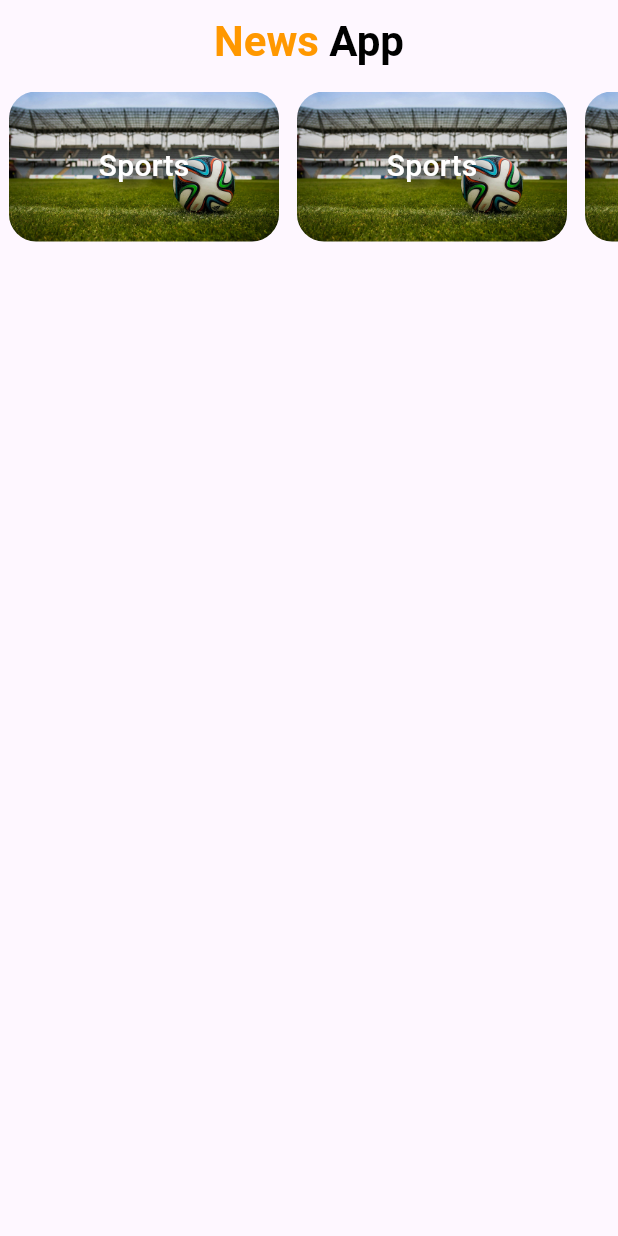
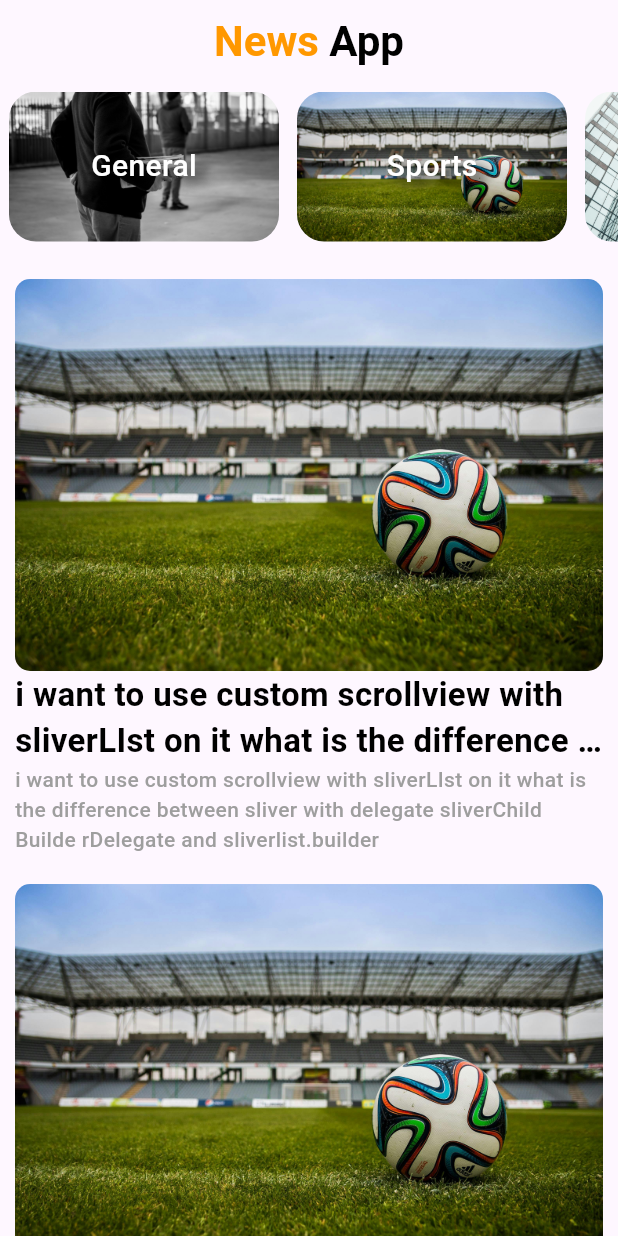
Before and after one commit to Aziz-Habbassi/NewsApp, a Flutter app: the screen it shows after launch, on a phone screen of 412 x 824 dp. Run offline on Flutter 3.47's test engine with Material 3 defaults, Android fonts, the light colour scheme and no system bars; our stand-ins replace dio.

Commit message:
finish categories + list of articles

```diff
--- a/lib/main.dart
+++ b/lib/main.dart
@@ -1,7 +1,9 @@
 import 'package:flutter/material.dart';
 import 'package:news_app/pages/home_page.dart';
+import 'package:news_app/services/getnews.dart';
 
 void main() {
+  Getnews().getnews;
   runApp(const NewsApp());
 }
 
--- /dev/null
+++ b/lib/models/categorie_model.dart
@@ -0,0 +1,5 @@
+class Categoriemodel {
+  final String name;
+  final String image;
+  Categoriemodel({required this.name, required this.image});
+}
--- a/lib/pages/home_page.dart
+++ b/lib/pages/home_page.dart
@@ -1,5 +1,7 @@
 import 'package:flutter/material.dart';
 import 'package:news_app/widgets/categories_list.dart';
+import 'package:news_app/widgets/newstile.dart';
+import 'package:news_app/widgets/newstile_list.dart';
 
 class HomePage extends StatelessWidget {
   const HomePage({super.key});
@@ -30,7 +32,13 @@ class HomePage extends StatelessWidget {
           ],
         ),
       ),
-      body: CategoriesList(),
+      body: CustomScrollView(
+        physics: BouncingScrollPhysics(),
+        slivers: [
+          SliverToBoxAdapter(child: CategoriesList()),
+          NewstileList(),
+        ],
+      ),
     );
   }
 }
--- /dev/null
+++ b/lib/services/get_categories.dart
@@ -0,0 +1,11 @@
+import 'package:news_app/models/categorie_model.dart';
+
+class GetCategories {
+  List<Categoriemodel> categoriesList = [
+    Categoriemodel(name: "General", image: "assets/images/general.jpg"),
+    Categoriemodel(name: "Sports", image: "assets/images/sports.jpg"),
+    Categoriemodel(name: "Business", image: "assets/images/business.jpg"),
+    Categoriemodel(name: "Technology", image: "assets/images/tech.jpg"),
+    Categoriemodel(name: "Science", image: "assets/images/sc.jpg"),
+  ];
+}
--- /dev/null
+++ b/lib/services/getnews.dart
@@ -0,0 +1,10 @@
+import 'package:dio/dio.dart';
+
+class Getnews {
+  Future<void> getnews() async {
+    final Response response = await Dio().get(
+      "https://newsapi.org/v2/everything?q=tunisia&apiKey=6b0adb76a67d4514a1708188bbdb7bd0",
+    );
+    print(response);
+  }
+}
--- a/lib/widgets/categorie_card.dart
+++ b/lib/widgets/categorie_card.dart
@@ -1,8 +1,9 @@
 import 'package:flutter/material.dart';
+import 'package:news_app/models/categorie_model.dart';
 
 class CategorieCard extends StatelessWidget {
-  const CategorieCard({super.key});
-
+  const CategorieCard({super.key, required this.categorie});
+  final Categoriemodel categorie;
   @override
   Widget build(BuildContext context) {
     return Padding(
@@ -13,14 +14,14 @@ class CategorieCard extends StatelessWidget {
         width: 180,
         decoration: BoxDecoration(
           image: DecorationImage(
-            image: AssetImage("assets/images/sports.jpg"),
+            image: AssetImage(categorie.image),
             fit: BoxFit.cover,
           ),
 
           borderRadius: BorderRadius.circular(18),
         ),
         child: Text(
-          "Sports",
+          categorie.name,
           style: TextStyle(
             color: Colors.white,
             fontSize: 20,
--- a/lib/widgets/categories_list.dart
+++ b/lib/widgets/categories_list.dart
@@ -1,4 +1,5 @@
 import 'package:flutter/material.dart';
+import 'package:news_app/services/get_categories.dart';
 import 'package:news_app/widgets/categorie_card.dart';
 
 class CategoriesList extends StatelessWidget {
@@ -10,9 +11,9 @@ class CategoriesList extends StatelessWidget {
       height: 110,
       child: ListView.builder(
         scrollDirection: Axis.horizontal,
-        itemCount: 10,
+        itemCount: 5,
         itemBuilder: (context, i) {
-          return CategorieCard();
+          return CategorieCard(categorie: GetCategories().categoriesList[i]);
         },
       ),
     );
--- /dev/null
+++ b/lib/widgets/newstile.dart
@@ -0,0 +1,40 @@
+import 'package:flutter/material.dart';
+
+class Newstile extends StatelessWidget {
+  const Newstile({super.key});
+
+  @override
+  Widget build(BuildContext context) {
+    return Padding(
+      padding: EdgeInsets.only(left: 10, right: 10, top: 20),
+      child: Column(
+        children: [
+          ClipRRect(
+            borderRadius: BorderRadiusGeometry.circular(10),
+            child: Image.asset("assets/images/sports.jpg"),
+          ),
+          Text(
+            maxLines: 2,
+            overflow: TextOverflow.ellipsis,
+            "i want to use custom scrollview with sliverLIst on it what is the difference between sliver with delegate sliverChildBuilderDelegate and sliverlist.builder",
+            style: TextStyle(
+              fontWeight: FontWeight.bold,
+              fontSize: 22,
+              color: Colors.black,
+            ),
+          ),
+          Text(
+            maxLines: 3,
+            overflow: TextOverflow.ellipsis,
+            "i want to use custom scrollview with sliverLIst on it what is the difference between sliver with delegate sliverChild Builde rDelegate and sliverlist.builder",
+            style: TextStyle(
+              fontSize: 14,
+              color: Colors.grey,
+              fontWeight: FontWeight.w500,
+            ),
+          ),
+        ],
+      ),
+    );
+  }
+}
--- /dev/null
+++ b/lib/widgets/newstile_list.dart
@@ -0,0 +1,16 @@
+import 'package:flutter/material.dart';
+import 'package:news_app/widgets/newstile.dart';
+
+class NewstileList extends StatelessWidget {
+  const NewstileList({super.key});
+
+  @override
+  Widget build(BuildContext context) {
+    return SliverList.builder(
+      itemCount: 10,
+      itemBuilder: (context, index) {
+        return Newstile();
+      },
+    );
+  }
+}
--- a/pubspec.yaml
+++ b/pubspec.yaml
@@ -34,6 +34,8 @@ dependencies:
   # The following adds the Cupertino Icons font to your application.
   # Use with the CupertinoIcons class for iOS style icons.
   cupertino_icons: ^1.0.8
+  flutter_dotenv: ^5.2.1
+  dio: ^5.8.0+1
 
 dev_dependencies:
   flutter_test:
@@ -44,7 +46,7 @@ dev_dependencies:
   # activated in the `analysis_options.yaml` file located at the root of your
   # package. See that file for information about deactivating specific lint
   # rules and activating additional ones.
-  flutter_lints: ^5.0.0
+  flutter_lints: ^6.0.0
 
 # For information on the generic Dart part of this file, see the
 # following page: https://dart.dev/tools/pub/pubspec
```
Also changed, not shown: assets/images/business.jpg (added), assets/images/general.jpg (added), assets/images/sc.jpg (added), assets/images/tech.jpg (added), pubspec.lock, 1 other file.
